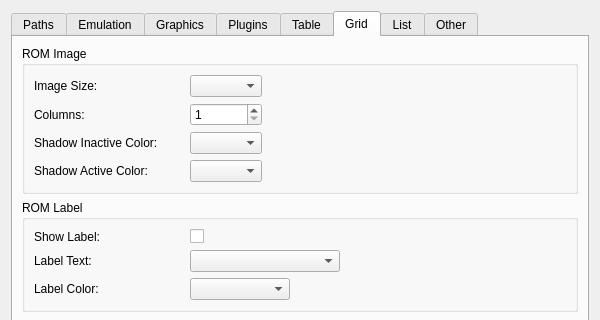
Qt form src/dialogs/settingsdialog.ui (dh4/mupen64plus-qt) before a commit; both pictures show x 0 to 600 and y 0 to 320 of the 600 by 550 pixel window.
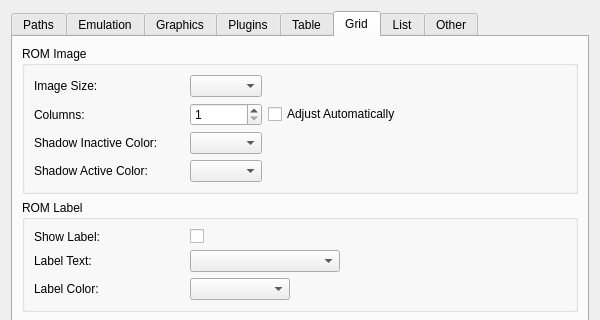
The same form after that commit. The open tabs and pages were chosen to show the change.

Commit message: Add automatic option to grid view columns (dh4/cen64-qt#7)

Patch:
```diff
--- a/src/dialogs/settingsdialog.ui
+++ b/src/dialogs/settingsdialog.ui
@@ -782,7 +782,7 @@
            </spacer>
           </item>
           <item row="0" column="0">
-           <layout class="QGridLayout" name="gridImageLayout" rowstretch="0,0,0,0" columnstretch="0,0" columnminimumwidth="150,0">
+           <layout class="QGridLayout" name="gridImageLayout" rowstretch="0,0,0,0" columnstretch="0,0,0" columnminimumwidth="150,0,0">
             <property name="leftMargin">
              <number>0</number>
             </property>
@@ -872,6 +872,13 @@
               </property>
              </widget>
             </item>
+            <item row="1" column="2">
+             <widget class="QCheckBox" name="autoColumnOption">
+              <property name="text">
+               <string>Adjust Automatically</string>
+              </property>
+             </widget>
+            </item>
            </layout>
           </item>
          </layout>
```
Left out of the diff: 1 changed line with no effect on the pictures. The commit also changes 4 other files.
